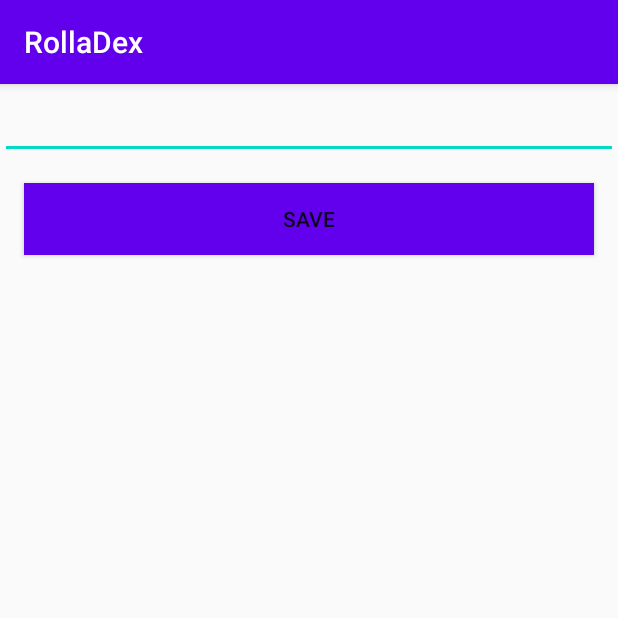
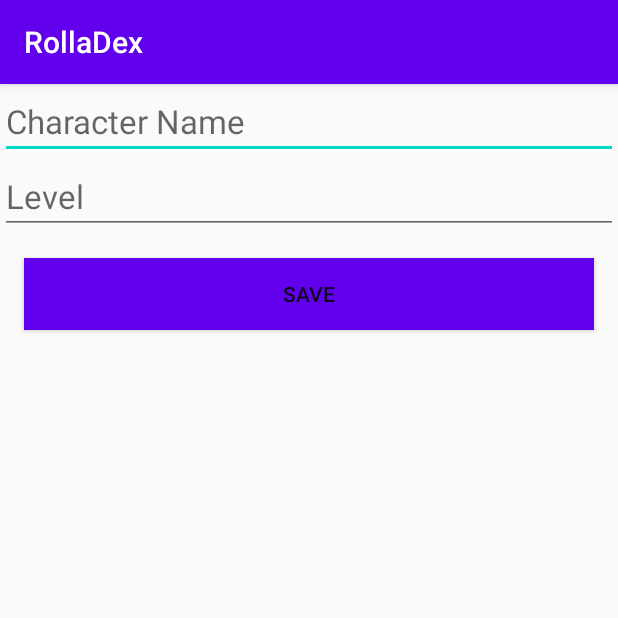
Before and after one commit to austinread/rolladex-android, an Android app: the screen it shows after launch (NewCharacterActivity), after a tap on an icon or button, on a phone screen of 412 x 824 dp, the top half of it. Run offline under Robolectric (Android 15) with nearby library versions, the phone set to English and light mode, and no system bars; our stand-ins replace Room's generated code.

Commit message:
Added Level to schema, passing new character by bundle

```diff
--- a/app/src/main/java/io/github/austinread/rolladex/activities/CharacterSheetActivity.kt
+++ b/app/src/main/java/io/github/austinread/rolladex/activities/CharacterSheetActivity.kt
@@ -33,7 +33,9 @@ class CharacterSheetActivity : AppCompatActivity() {
     private fun bindCharacterData(character: CharacterSheet){
         //TODO: Data Binding
         val nameTV = findViewById<TextView>(R.id.tv_character_name)
+        val levelTV = findViewById<TextView>(R.id.tv_character_level)
         nameTV.text = character.Name
+        levelTV.text = character.Level.toString()
     }
 
     ///region Action Menu
--- a/app/src/main/java/io/github/austinread/rolladex/activities/MainActivity.kt
+++ b/app/src/main/java/io/github/austinread/rolladex/activities/MainActivity.kt
@@ -48,10 +48,8 @@ class MainActivity : AppCompatActivity(), CharacterAdapter.CharacterClickListene
         super.onActivityResult(requestCode, resultCode, data)
 
         if (requestCode == newCharacterIntentResultCode && resultCode == Activity.RESULT_OK){
-            data?.getStringExtra(NewCharacterActivity.EXTRA_REPLY)?.let {
-                val character = CharacterSheet(id = null, Name = it)
-
-                characterVM.add(character)
+            data?.getBundleExtra(NewCharacterActivity.EXTRA_BUNDLE)?.let {
+                characterVM.add(it.getParcelable<CharacterSheet>(NewCharacterActivity.EXTRA_CHARACTER) as CharacterSheet)
             }
         }
         //TODO: Error Handling
--- a/app/src/main/java/io/github/austinread/rolladex/activities/NewCharacterActivity.kt
+++ b/app/src/main/java/io/github/austinread/rolladex/activities/NewCharacterActivity.kt
@@ -16,6 +16,7 @@ class NewCharacterActivity : AppCompatActivity() {
         setContentView(R.layout.activity_new_character)
 
         val editCharacterName = findViewById<EditText>(R.id.et_characterName)
+        val editCharacterLevel = findViewById<EditText>(R.id.et_characterLevel)
         val saveButton = findViewById<Button>(R.id.button_saveCharacter)
 
         saveButton.setOnClickListener{
@@ -24,8 +25,13 @@ class NewCharacterActivity : AppCompatActivity() {
                 setResult(Activity.RESULT_CANCELED, replyIntent)
             } else{
                 val name = editCharacterName.text.toString()
+                val level = editCharacterLevel.text.toString().toInt()
 
-                replyIntent.putExtra(EXTRA_REPLY, name)
+                val newCharacter = CharacterSheet(null, name, level)
+                val bundle = Bundle()
+                bundle.putParcelable(EXTRA_CHARACTER, newCharacter)
+
+                replyIntent.putExtra(EXTRA_BUNDLE, bundle)
                 setResult(Activity.RESULT_OK, replyIntent)
             }
             finish()
@@ -33,6 +39,7 @@ class NewCharacterActivity : AppCompatActivity() {
     }
 
     companion object{
-        const val EXTRA_REPLY = "NEW_CHARACTER_REPLY"
+        const val EXTRA_BUNDLE = "NEW_CHARACTER_BUNDLE_REPLY"
+        const val EXTRA_CHARACTER = "NEW_CHARACTER_REPLY"
     }
 }
--- a/app/src/main/java/io/github/austinread/rolladex/utils/AppDatabase.kt
+++ b/app/src/main/java/io/github/austinread/rolladex/utils/AppDatabase.kt
@@ -7,7 +7,7 @@ import androidx.room.RoomDatabase
 import io.github.austinread.rolladex.daos.CharacterDao
 import io.github.austinread.rolladex.entities.CharacterSheet
 
-@Database(entities = [CharacterSheet::class], version = 1, exportSchema = false)
+@Database(entities = [CharacterSheet::class], version = 2, exportSchema = false)
 abstract class AppDatabase : RoomDatabase() {
     abstract fun characterDao(): CharacterDao
 
--- a/app/src/main/res/layout/activity_new_character.xml
+++ b/app/src/main/res/layout/activity_new_character.xml
@@ -7,9 +7,20 @@
     <EditText
         android:id="@+id/et_characterName"
         android:inputType="text"
+        android:hint="@string/character_name"
         android:layout_width="match_parent"
         android:layout_height="wrap_content"
-        android:textSize="22sp" />
+        android:textSize="22sp"
+        android:importantForAutofill="no" />
+
+    <EditText
+        android:id="@+id/et_characterLevel"
+        android:inputType="number"
+        android:hint="@string/level"
+        android:layout_width="match_parent"
+        android:layout_height="wrap_content"
+        android:textSize="22sp"
+        android:importantForAutofill="no" />
 
     <Button
         android:id="@+id/button_saveCharacter"
--- a/app/src/main/res/values/strings.xml
+++ b/app/src/main/res/values/strings.xml
@@ -2,4 +2,6 @@
     <string name="app_name">RollaDex</string>
     <string name="save_character">Save</string>
     <string name="delete_character">Delete Character</string>
+    <string name="character_name">Character Name</string>
+    <string name="level">Level</string>
 </resources>
```
Also changed, not shown: app/src/main/java/io/github/austinread/rolladex/entities/CharacterSheet.kt (+6 -2 lines), app/src/main/res/layout/activity_character_sheet.xml (+7 -0 lines).
